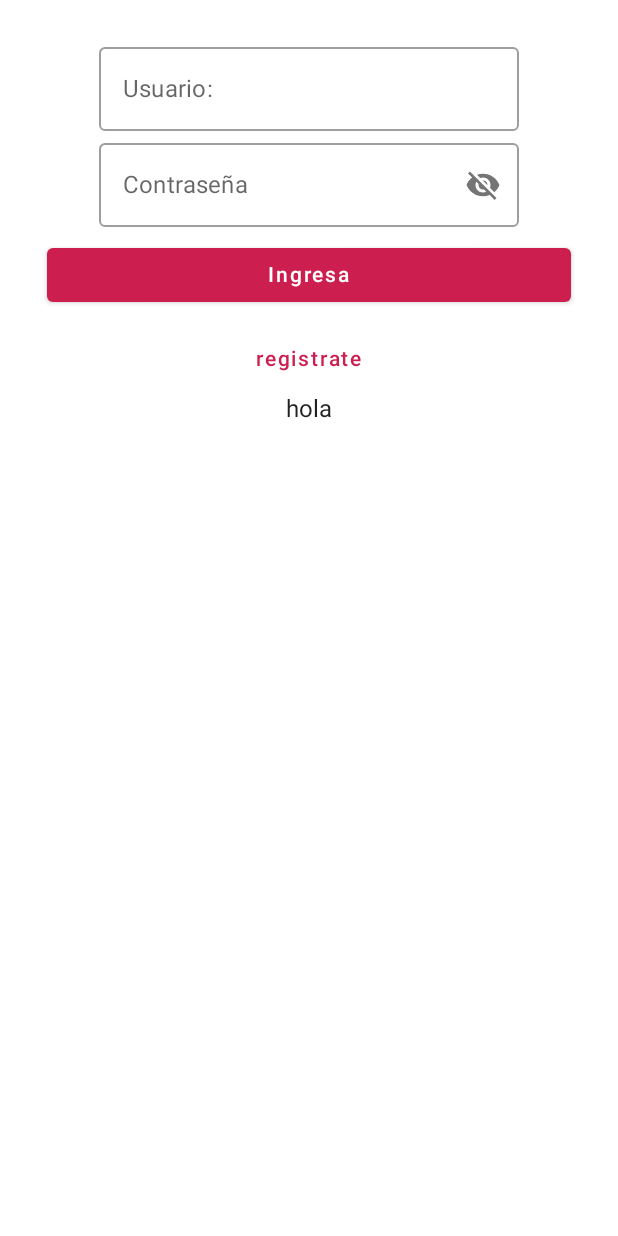
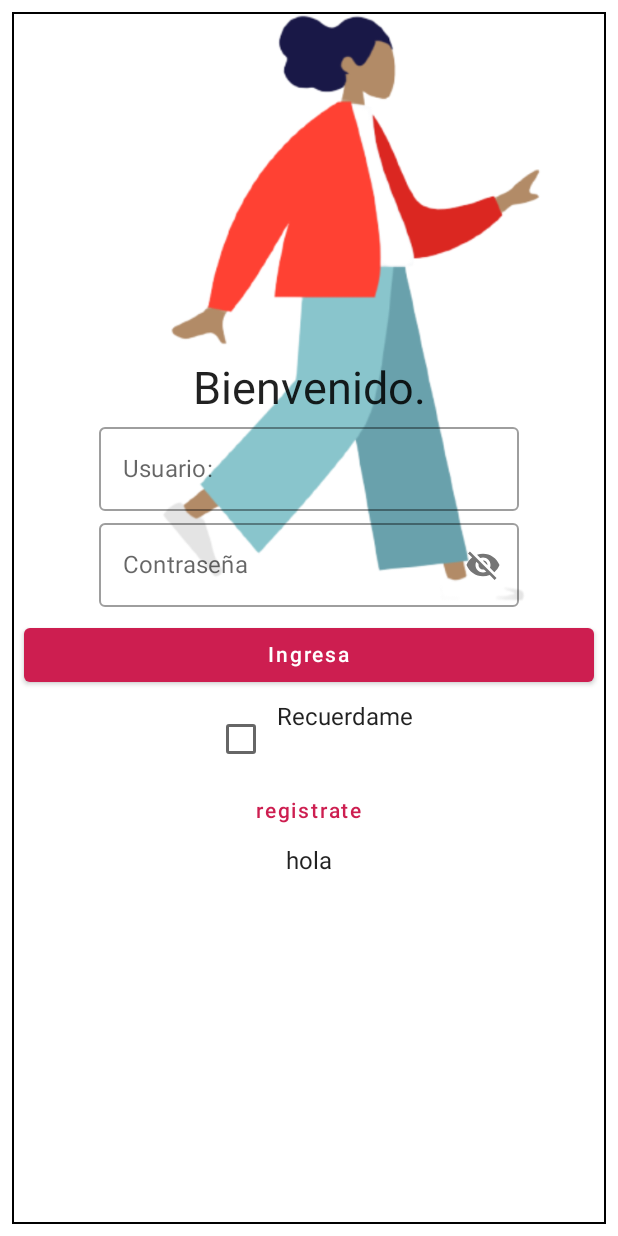
Before and after one commit to fedebarco/pruebaQinaya, an Android app built with Jetpack Compose: the screen it shows after launch (MainActivity), on a phone screen of 412 x 824 dp. Run offline under Robolectric (Android 15) with nearby library versions, the phone set to English and light mode, and no system bars; our stand-ins replace livedata-compose.

Commit message:
vista principal optimizada

```diff
--- a/app/src/main/java/com/example/pruebaqinaya/MainActivity.kt
+++ b/app/src/main/java/com/example/pruebaqinaya/MainActivity.kt
@@ -8,7 +8,9 @@ import android.webkit.WebViewClient
 import androidx.activity.ComponentActivity
 import androidx.activity.compose.setContent
 import androidx.activity.viewModels
+import androidx.compose.foundation.Image
 import androidx.compose.foundation.background
+import androidx.compose.foundation.border
 import androidx.compose.foundation.layout.*
 import androidx.compose.foundation.lazy.LazyColumn
 import androidx.compose.foundation.lazy.items
@@ -21,6 +23,7 @@ import androidx.compose.runtime.livedata.observeAsState
 import androidx.compose.ui.Alignment
 import androidx.compose.ui.Modifier
 import androidx.compose.ui.graphics.Color
+import androidx.compose.ui.res.painterResource
 import androidx.compose.ui.text.font.FontWeight
 import androidx.compose.ui.text.input.PasswordVisualTransformation
 import androidx.compose.ui.text.input.VisualTransformation
@@ -79,16 +82,21 @@ fun LoginQinaya(model: MainViewModel,navController: NavController){
     val textResponse by model.toLogin.observeAsState()
     val scaffoldState = rememberScaffoldState()
     val scope = rememberCoroutineScope()
+    val checkedState=remember{ mutableStateOf(false)}
 
     Scaffold(
         scaffoldState = scaffoldState,
-        content = {Column(modifier = Modifier
-            .fillMaxWidth()
-            .padding(15.dp)) {
+        content = {
+            Box(modifier=Modifier.fillMaxSize()) {
+                Image(painter = painterResource(id = R.drawable.back), contentDescription ="" )
+
+            }
             Column(verticalArrangement = Arrangement.Center,horizontalAlignment = Alignment.CenterHorizontally,modifier = Modifier
-                .fillMaxWidth()
+                .fillMaxSize()
                 .padding(8.dp)
+                .border(1.dp, Color.Black)
             ) {
+                Text(text = "Bienvenido.",fontSize = 30.sp)
                 OutlinedTextField(value = textUser, onValueChange ={textUser=it},label = { Text(text = "Usuario:")} )
                 OutlinedTextField(
                     value = textPassword,
@@ -112,6 +120,8 @@ fun LoginQinaya(model: MainViewModel,navController: NavController){
 
 
                 )
+
+
                 Button(
                     modifier = Modifier
                         .fillMaxWidth()
@@ -125,13 +135,17 @@ fun LoginQinaya(model: MainViewModel,navController: NavController){
                 ) {
                     Text("Ingresa")
                 }
+                Row {
+                    Checkbox(checked = checkedState.value , onCheckedChange ={checkedState.value=it} )
+                    Text(text = "Recuerdame")
+                }
                 TextButton(onClick = { navController.navigate("register_qinaya") }) {
                     Text("registrate")
                 }
                 Text("$textResponse")
             }
 
-        }
+
         }
     )
 
```
Also changed, not shown: app/src/main/res/drawable-v24/back.png (added).
